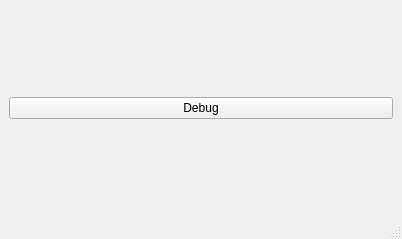
Qt form tfmini_test/main_window.ui (codincodee/tf03_sdk) before a commit.
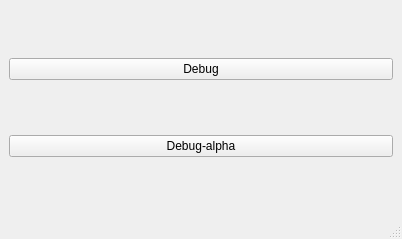
The same form after that commit.

The edit to the form file:
```diff
--- a/tfmini_test/main_window.ui
+++ b/tfmini_test/main_window.ui
@@ -25,6 +25,13 @@
       </property>
      </widget>
     </item>
+    <item row="2" column="0">
+     <widget class="QPushButton" name="DebugAlphaPushButton">
+      <property name="text">
+       <string>Debug-alpha</string>
+      </property>
+     </widget>
+    </item>
    </layout>
   </widget>
   <widget class="QMenuBar" name="menubar">
```
